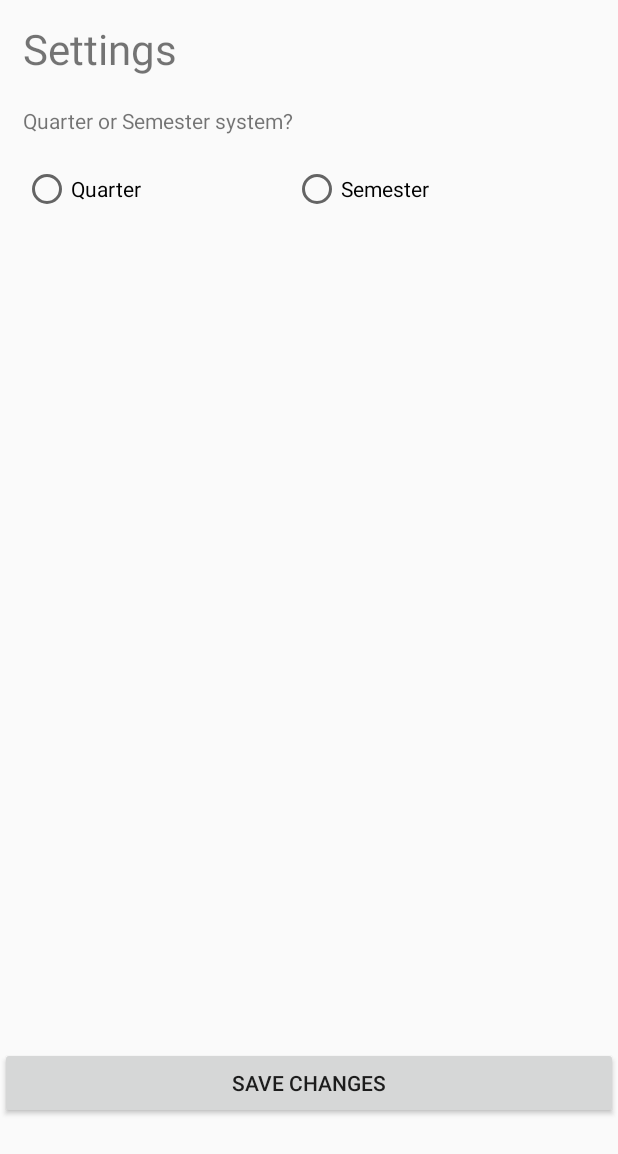
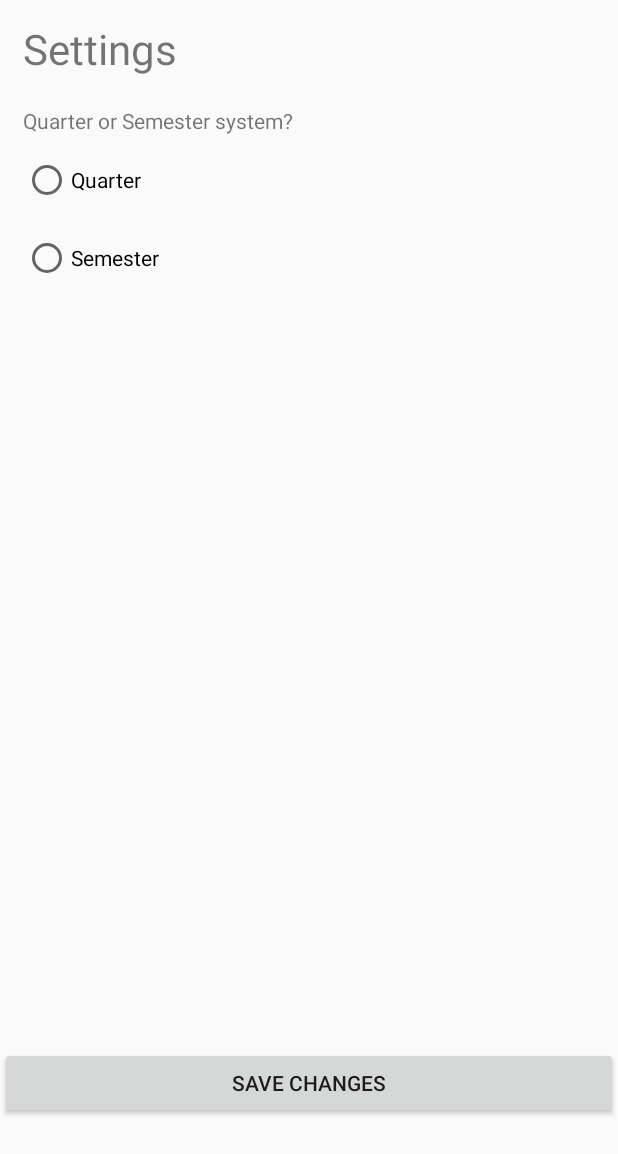
Before and after one commit to tacLog/CollegeMadeSimple, an Android app: the SettingsActivity screen opened directly, with no data from a screen before it, on a phone screen of 412 x 824 dp. Shown: the top 1154 px of the screen. Run offline under Robolectric (Android 15) with nearby library versions, the phone set to English and light mode, and no system bars.

Commit message:
made it so in settings, only one (quarter or semester) can be selected

```diff
--- a/MakecollegeSimple/app/src/main/res/layout/activity_settings.xml
+++ b/MakecollegeSimple/app/src/main/res/layout/activity_settings.xml
@@ -38,6 +38,14 @@
         android:layout_alignParentRight="true"
         android:layout_alignParentEnd="true" />
 
+    <RadioGroup
+        android:layout_width="wrap_content"
+        android:layout_height="wrap_content"
+        android:layout_below="@+id/tvSystem"
+        android:layout_alignLeft="@+id/tvSystem"
+        android:layout_alignStart="@+id/tvSystem"
+        android:layout_marginTop="14dp"
+        android:id="@+id/rgRadioGroup">
         <RadioButton
             android:text="Quarter"
             android:layout_width="wrap_content"
@@ -56,6 +64,7 @@
             android:id="@+id/rbSemester"
             android:layout_below="@+id/tvSystem"
             android:layout_toRightOf="@+id/tvSystem"
-        android:layout_toEndOf="@+id/tvSystem" />
+            android:layout_toEndOf="@+id/tvSystem"/>
+    </RadioGroup>
 
 </RelativeLayout>
```
Lines whose indentation alone changed are shown as unchanged.
